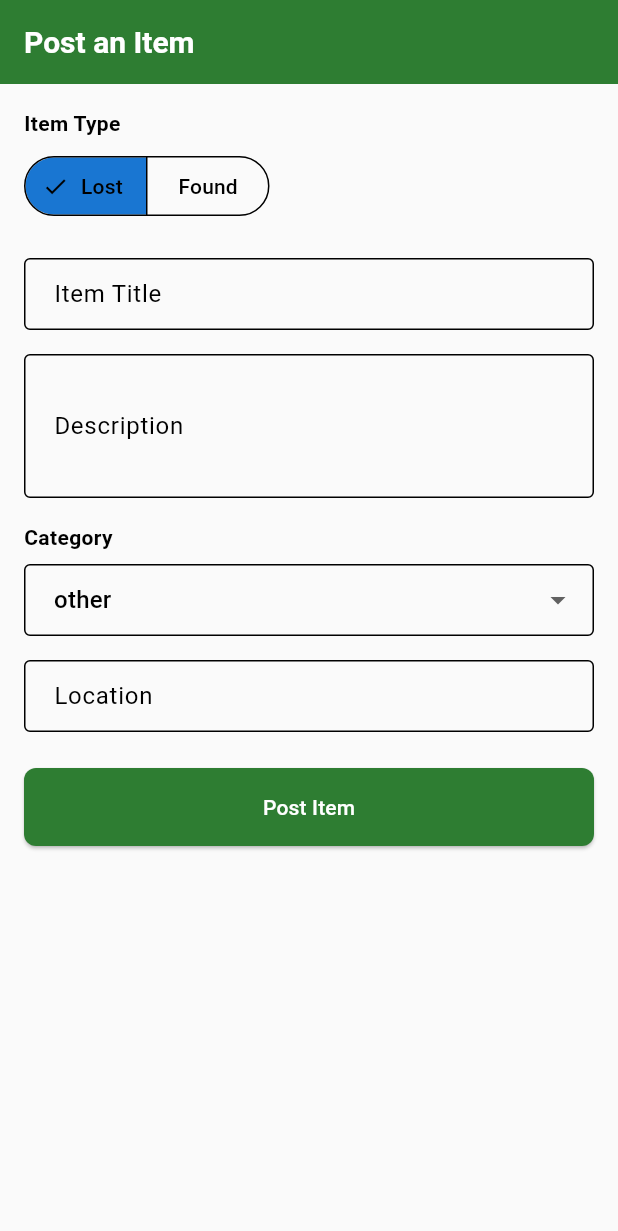
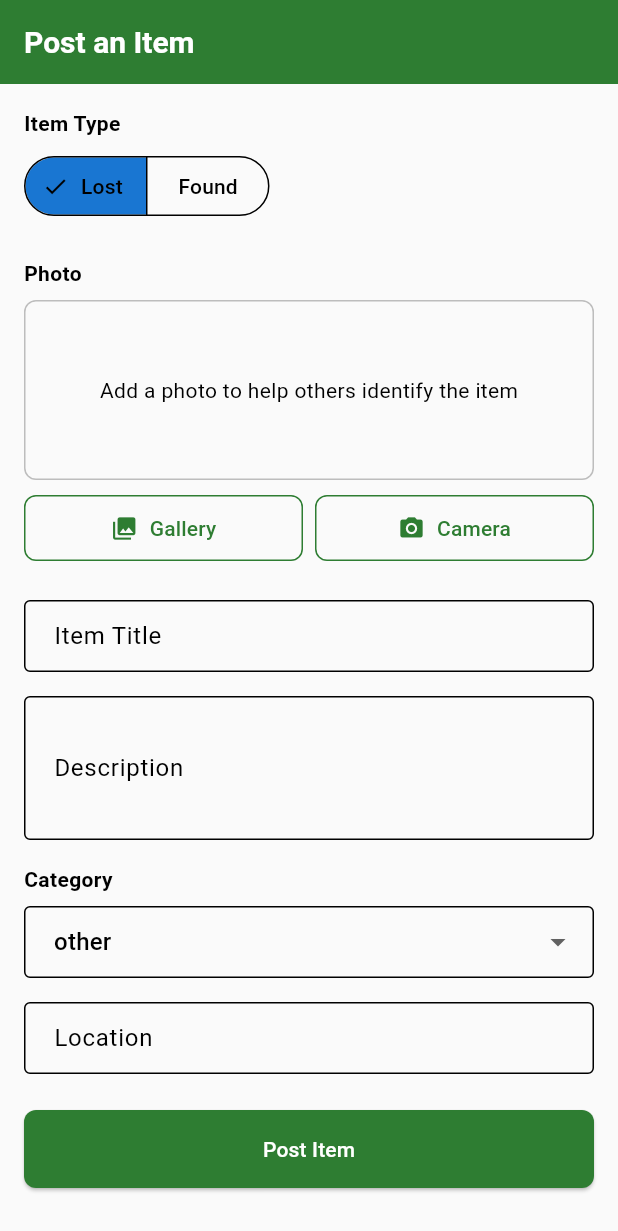
Before and after one commit to ShreyashYewale/campus-lost-and-found, a Flutter app: the PostItemScreen screen opened by its route, on a phone screen of 412 x 824 dp. Shown: the top 1231 px of the screen. Run offline on Flutter 3.47's test engine with Material 3 defaults, Android fonts, the phone set to English and light mode, and no system bars; our stand-ins replace go_router, image_picker, logger, shared_preferences; accounts and stored records are empty; network calls fail.

Commit message:
feat: add photo upload when posting items
Wire image picker and GraphQL multipart upload to Keystone Item.photo so photos appear in browse and detail views.

Co-authored-by: Cursor <cursoragent@cursor.com>

```diff
--- a/frontend/lib/core/services/item_service.dart
+++ b/frontend/lib/core/services/item_service.dart
@@ -73,6 +73,8 @@ class ItemService {
     required String location,
     required String postedById,
     String status = 'open',
+    List<int>? photoBytes,
+    String? photoFilename,
   }) async {
     const mutation = r'''
       mutation CreateItem(
@@ -82,7 +84,8 @@ class ItemService {
         $category: String!,
         $location: String!,
         $status: String!,
-        $postedBy: UserRelateToOneForCreateInput!
+        $postedBy: UserRelateToOneForCreateInput!,
+        $photo: Upload
       ) {
         createItem(data: {
           title: $title,
@@ -91,15 +94,19 @@ class ItemService {
           category: $category,
           location: $location,
           status: $status,
-          postedBy: $postedBy
+          postedBy: $postedBy,
+          photo: { upload: $photo }
         }) {
           id
           title
+          photo {
+            url
+          }
         }
       }
     ''';
 
-    final result = await apiService.mutation(mutation, variables: {
+    final variables = {
       'title': title,
       'description': description,
       'type': type,
@@ -107,7 +114,20 @@ class ItemService {
       'location': location,
       'status': status,
       'postedBy': {'connect': {'id': postedById}},
-    });
+    };
+
+    final Map<String, dynamic> result;
+    if (photoBytes != null && photoBytes.isNotEmpty) {
+      result = await apiService.uploadMutation(
+        mutation,
+        variables: variables,
+        fileVariableKey: 'photo',
+        fileBytes: photoBytes,
+        filename: photoFilename ?? 'photo.jpg',
+      );
+    } else {
+      result = await apiService.mutation(mutation, variables: variables);
+    }
 
     return result.containsKey('createItem');
   }
--- a/frontend/lib/ui/screens/items/post_item_screen.dart
+++ b/frontend/lib/ui/screens/items/post_item_screen.dart
@@ -1,7 +1,10 @@
+import 'dart:typed_data';
+
 import 'package:campus_lost_found/core/services/auth_service.dart';
 import 'package:campus_lost_found/core/services/item_service.dart';
 import 'package:flutter/material.dart';
 import 'package:go_router/go_router.dart';
+import 'package:image_picker/image_picker.dart';
 import 'package:provider/provider.dart';
 
 class PostItemScreen extends StatefulWidget {
@@ -16,10 +19,13 @@ class _PostItemScreenState extends State<PostItemScreen> {
   final _titleController = TextEditingController();
   final _descriptionController = TextEditingController();
   final _locationController = TextEditingController();
+  final _imagePicker = ImagePicker();
 
   String _itemType = 'lost';
   String _category = 'other';
   bool _isSubmitting = false;
+  Uint8List? _photoBytes;
+  String? _photoFilename;
 
   final categories = ['electronics', 'id_cards', 'keys', 'bags', 'books', 'clothing', 'other'];
 
@@ -29,6 +35,28 @@ class _PostItemScreenState extends State<PostItemScreen> {
     _descriptionController.dispose();
     _locationController.dispose();
     super.dispose();
+  }
+
+  Future<void> _pickPhoto(ImageSource source) async {
+    final picked = await _imagePicker.pickImage(
+      source: source,
+      maxWidth: 1600,
+      imageQuality: 85,
+    );
+    if (picked == null) return;
+
+    final bytes = await picked.readAsBytes();
+    setState(() {
+      _photoBytes = bytes;
+      _photoFilename = picked.name;
+    });
+  }
+
+  void _clearPhoto() {
+    setState(() {
+      _photoBytes = null;
+      _photoFilename = null;
+    });
   }
 
   @override
@@ -54,6 +82,64 @@ class _PostItemScreenState extends State<PostItemScreen> {
                   onSelectionChanged: (Set<String> newSelection) {
                     setState(() => _itemType = newSelection.first);
                   },
+                ),
+                const SizedBox(height: 24),
+                const Text('Photo', style: TextStyle(fontWeight: FontWeight.bold)),
+                const SizedBox(height: 8),
+                if (_photoBytes != null)
+                  Stack(
+                    children: [
+                      ClipRRect(
+                        borderRadius: BorderRadius.circular(8),
+                        child: Image.memory(
+                          _photoBytes!,
+                          width: double.infinity,
+                          height: 180,
+                          fit: BoxFit.cover,
+                        ),
+                      ),
+                      Positioned(
+                        top: 8,
+                        right: 8,
+                        child: IconButton.filled(
+                          onPressed: _clearPhoto,
+                          icon: const Icon(Icons.close),
+                          style: IconButton.styleFrom(backgroundColor: Colors.black54),
+                        ),
+                      ),
+                    ],
+                  )
+                else
+                  Container(
+                    width: double.infinity,
+                    height: 120,
+                    decoration: BoxDecoration(
+                      border: Border.all(color: Colors.grey.shade400),
+                      borderRadius: BorderRadius.circular(8),
+                    ),
+                    child: const Center(
+                      child: Text('Add a photo to help others identify the item'),
+                    ),
+                  ),
+                const SizedBox(height: 8),
+                Row(
+                  children: [
+                    Expanded(
+                      child: OutlinedButton.icon(
+                        onPressed: _isSubmitting ? null : () => _pickPhoto(ImageSource.gallery),
+                        icon: const Icon(Icons.photo_library),
+                        label: const Text('Gallery'),
+                      ),
+                    ),
+                    const SizedBox(width: 8),
+                    Expanded(
+                      child: OutlinedButton.icon(
+                        onPressed: _isSubmitting ? null : () => _pickPhoto(ImageSource.camera),
+                        icon: const Icon(Icons.camera_alt),
+                        label: const Text('Camera'),
+                      ),
+                    ),
+                  ],
                 ),
                 const SizedBox(height: 24),
                 TextFormField(
@@ -152,6 +238,8 @@ class _PostItemScreenState extends State<PostItemScreen> {
         category: _category,
         location: _locationController.text.trim(),
         postedById: authService.userId!,
+        photoBytes: _photoBytes,
+        photoFilename: _photoFilename,
       );
 
       if (mounted) {
--- a/frontend/pubspec.yaml
+++ b/frontend/pubspec.yaml
@@ -33,6 +33,9 @@ dependencies:
   uuid: ^4.0.0
   logger: ^2.0.0
 
+  # Media
+  image_picker: ^1.0.0
+
 dev_dependencies:
   flutter_test:
     sdk: flutter
```
Also changed, not shown: frontend/lib/core/services/api_service.dart (+50 -0 lines), frontend/lib/core/widgets/item_photo.dart (added, +49 -0 lines), frontend/lib/ui/screens/items/item_detail_screen.dart (+6 -12 lines), frontend/lib/ui/screens/items/search_items_screen.dart (+28 -13 lines).
